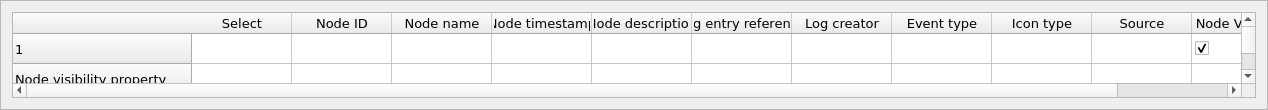
This is ui/node_configuration_tabular.ui in CS4311-spring-2020/pick-tool-team14-keikaku as Qt 5 draws it before an edit. The edited form follows.
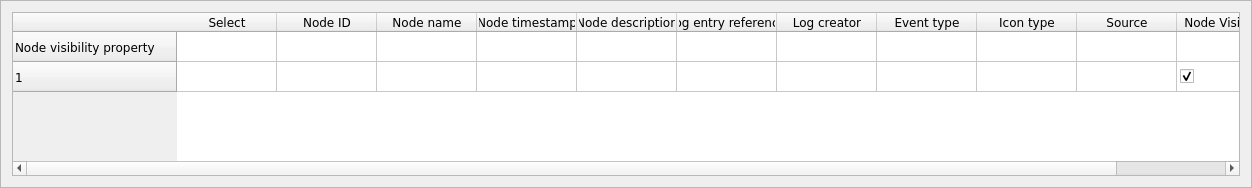
This is the edited form.

Commit message: node configuration tabular updated font and added sort header toggle

```diff
--- a/ui/node_configuration_tabular.ui
+++ b/ui/node_configuration_tabular.ui
@@ -6,8 +6,8 @@
    <rect>
     <x>0</x>
     <y>0</y>
-    <width>1268</width>
-    <height>110</height>
+    <width>1252</width>
+    <height>188</height>
    </rect>
   </property>
   <property name="maximumSize">
@@ -37,27 +37,53 @@
   <layout class="QVBoxLayout" name="verticalLayout">
    <item>
     <widget class="QTableWidget" name="tableWidget">
+     <property name="maximumSize">
+      <size>
+       <width>16777215</width>
+       <height>16777215</height>
+      </size>
+     </property>
+     <property name="sizeIncrement">
+      <size>
+       <width>4</width>
+       <height>0</height>
+      </size>
+     </property>
      <property name="font">
       <font>
-       <pointsize>10</pointsize>
+       <family>Verdana</family>
+       <pointsize>9</pointsize>
+       <italic>false</italic>
       </font>
      </property>
+     <property name="iconSize">
+      <size>
+       <width>0</width>
+       <height>0</height>
+      </size>
+     </property>
+     <attribute name="horizontalHeaderCascadingSectionResizes">
+      <bool>false</bool>
+     </attribute>
+     <attribute name="horizontalHeaderShowSortIndicator" stdset="0">
+      <bool>true</bool>
+     </attribute>
      <attribute name="verticalHeaderCascadingSectionResizes">
       <bool>false</bool>
      </attribute>
      <attribute name="verticalHeaderShowSortIndicator" stdset="0">
       <bool>true</bool>
      </attribute>
-     <row>
-      <property name="text">
-       <string>1</string>
-      </property>
-     </row>
      <row>
       <property name="text">
        <string>Node visibility property</string>
       </property>
      </row>
+     <row>
+      <property name="text">
+       <string>1</string>
+      </property>
+     </row>
      <column>
       <property name="text">
        <string>Select</string>
@@ -117,19 +143,6 @@
       <property name="text">
        <string/>
       </property>
-      <property name="checkState">
-       <enum>Unchecked</enum>
-      </property>
-     </item>
-     <item row="0" column="10">
-      <property name="text">
-       <string/>
-      </property>
-      <property name="checkState">
-       <enum>Checked</enum>
-      </property>
-     </item>
-     <item row="1" column="0">
       <property name="background">
        <brush brushstyle="NoBrush">
         <color alpha="255">
@@ -143,7 +156,7 @@
        <set>NoItemFlags</set>
       </property>
      </item>
-     <item row="1" column="1">
+     <item row="0" column="1">
       <property name="text">
        <string/>
       </property>
@@ -151,7 +164,7 @@
        <enum>Unchecked</enum>
       </property>
      </item>
-     <item row="1" column="2">
+     <item row="0" column="2">
       <property name="text">
        <string/>
       </property>
@@ -159,7 +172,7 @@
        <enum>Unchecked</enum>
       </property>
      </item>
-     <item row="1" column="3">
+     <item row="0" column="3">
       <property name="text">
        <string/>
       </property>
@@ -167,7 +180,7 @@
        <enum>Unchecked</enum>
       </property>
      </item>
-     <item row="1" column="4">
+     <item row="0" column="4">
       <property name="text">
        <string/>
       </property>
@@ -175,7 +188,7 @@
        <enum>Unchecked</enum>
       </property>
      </item>
-     <item row="1" column="5">
+     <item row="0" column="5">
       <property name="text">
        <string/>
       </property>
@@ -183,7 +196,7 @@
        <enum>Unchecked</enum>
       </property>
      </item>
-     <item row="1" column="6">
+     <item row="0" column="6">
       <property name="text">
        <string/>
       </property>
@@ -191,7 +204,7 @@
        <enum>Unchecked</enum>
       </property>
      </item>
-     <item row="1" column="7">
+     <item row="0" column="7">
       <property name="text">
        <string/>
       </property>
@@ -199,7 +212,7 @@
        <enum>Unchecked</enum>
       </property>
      </item>
-     <item row="1" column="8">
+     <item row="0" column="8">
       <property name="text">
        <string/>
       </property>
@@ -207,7 +220,23 @@
        <enum>Unchecked</enum>
       </property>
      </item>
-     <item row="1" column="9">
+     <item row="0" column="9">
+      <property name="text">
+       <string/>
+      </property>
+      <property name="checkState">
+       <enum>Unchecked</enum>
+      </property>
+     </item>
+     <item row="0" column="10">
+      <property name="text">
+       <string/>
+      </property>
+      <property name="flags">
+       <set>NoItemFlags</set>
+      </property>
+     </item>
+     <item row="1" column="0">
       <property name="text">
        <string/>
       </property>
@@ -216,8 +245,11 @@
       </property>
      </item>
      <item row="1" column="10">
-      <property name="flags">
-       <set>NoItemFlags</set>
+      <property name="text">
+       <string/>
+      </property>
+      <property name="checkState">
+       <enum>Checked</enum>
       </property>
      </item>
     </widget>
```
